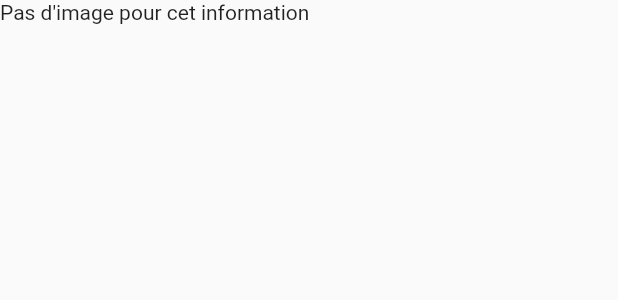
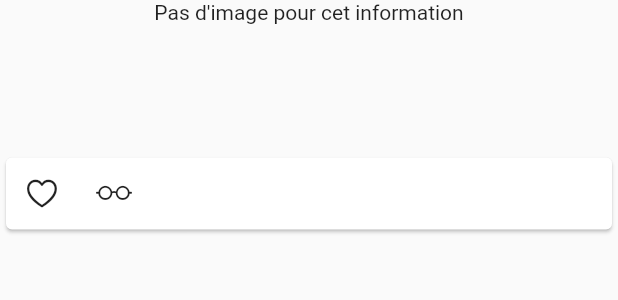
Before and after one commit to leenorshn/psony, a Flutter app: the NewsTile widget shown alone on an empty page, opened directly with empty values, on a phone screen of 412 x 824 dp. Shown: the top 300 px of the screen. Run offline on Flutter 3.47's test engine with Material 2 defaults, Android fonts, the phone set to English and light mode, and no system bars; our stand-ins replace bloc, equatable, flutter_bloc, webview_flutter; network calls fail.

Commit message:
adding footer on the articles's card

```diff
--- a/lib/presentation/widgets/news_tile.dart
+++ b/lib/presentation/widgets/news_tile.dart
@@ -21,18 +21,26 @@ class NewsTile extends StatelessWidget {
               else
                 Text("Pas d'image pour cet information")
             ],
-            Text(
-              "${this.articles.title}",
-              style: TextStyle(
-                fontSize: 18,
-                fontWeight: FontWeight.w700,
+            Container(
+              padding: EdgeInsets.symmetric(horizontal: 10, vertical: 4),
+              child: Text(
+                "${this.articles.title}",
+                style: TextStyle(
+                  fontSize: 24,
+                  fontWeight: FontWeight.w700,
+                ),
+                textAlign: TextAlign.start,
+                overflow: TextOverflow.ellipsis,
+                maxLines: 2,
               ),
-              textAlign: TextAlign.center,
-              overflow: TextOverflow.ellipsis,
-              maxLines: 2,
             ),
             Container(
-              margin: EdgeInsets.only(left: 8, right: 8, bottom: 12),
+              margin: EdgeInsets.only(
+                left: 8,
+                right: 8,
+                bottom: 12,
+                top: 16,
+              ),
               child: Text(
                 "${this.articles.description}",
                 style: TextStyle(
@@ -44,6 +52,16 @@ class NewsTile extends StatelessWidget {
                 maxLines: 3,
               ),
             ),
+            Card(
+              child: Row(
+                children: [
+                  IconButton(
+                      icon: Icon(CupertinoIcons.suit_heart), onPressed: () {}),
+                  IconButton(
+                      icon: Icon(CupertinoIcons.eyeglasses), onPressed: () {}),
+                ],
+              ),
+            )
           ],
         ),
       ),
```
